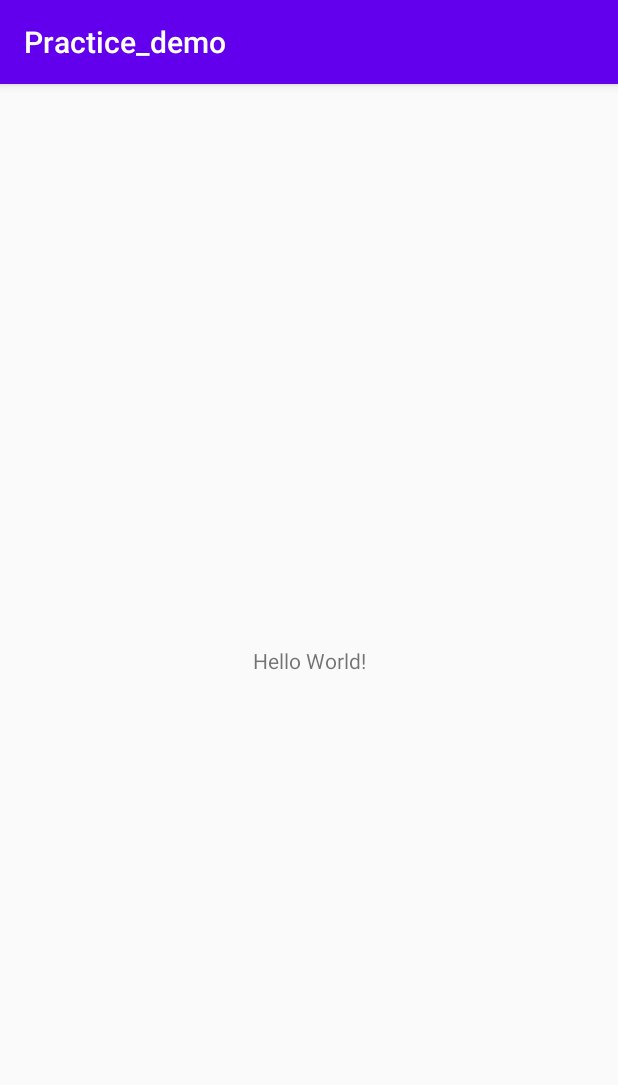
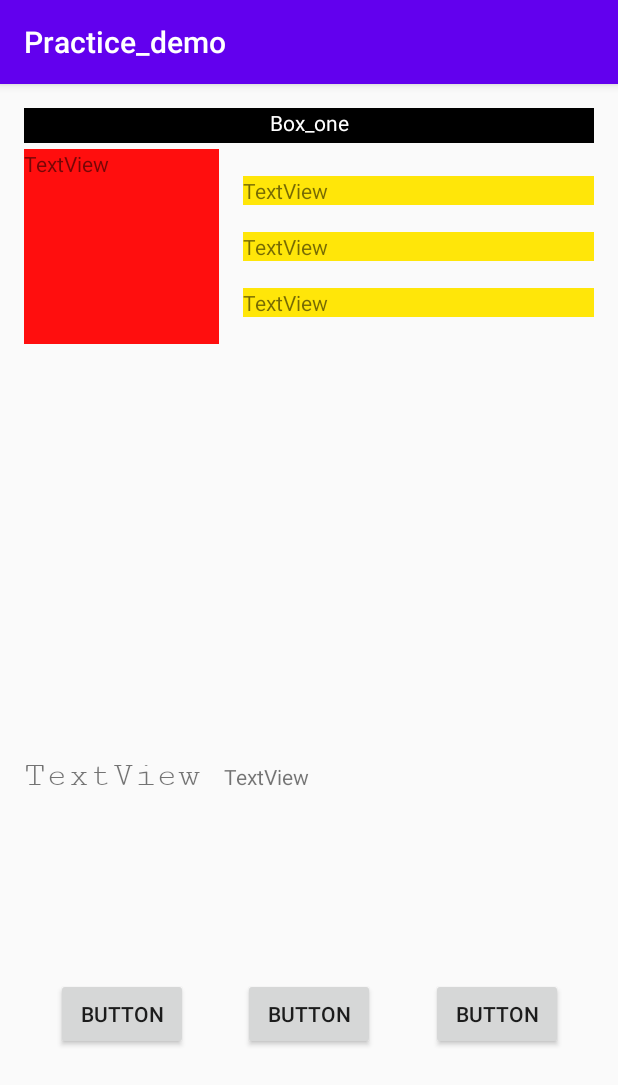
Before and after one commit to Mr-SvaRoq/MoV_TeamProject, an Android app: the screen it shows after launch (MainActivity), on a phone screen of 412 x 824 dp. Shown: the top 1085 px of the screen. Run offline under Robolectric (Android 15) with nearby library versions, the phone set to English and light mode, and no system bars.

Commit message:
MoV_lesson2_part2 refactor 21-30 finished without clicklistener

```diff
--- a/app/src/main/res/layout/activity_main.xml
+++ b/app/src/main/res/layout/activity_main.xml
@@ -10,14 +10,127 @@
 
     <TextView
         android:id="@+id/result_text"
+        android:layout_width="0dp"
+        android:layout_height="23dp"
+        android:layout_marginStart="16dp"
+        android:layout_marginTop="16dp"
+        android:layout_marginEnd="16dp"
+        android:background="#000000"
+        android:text="@string/box_one"
+        android:textAlignment="center"
+        android:textColor="#FFFFFF"
+        app:layout_constraintEnd_toEndOf="parent"
+        app:layout_constraintHorizontal_bias="1.0"
+        app:layout_constraintStart_toStartOf="parent"
+        app:layout_constraintTop_toTopOf="parent" />
+
+    <TextView
+        android:id="@+id/textView"
+        android:layout_width="130dp"
+        android:layout_height="130dp"
+        android:layout_marginStart="16dp"
+        android:layout_marginTop="4dp"
+        android:background="#FF0E0E"
+        android:text="TextView"
+        app:layout_constraintStart_toStartOf="parent"
+        app:layout_constraintTop_toBottomOf="@+id/result_text" />
+
+    <TextView
+        android:id="@+id/textView2"
+        android:layout_width="0dp"
+        android:layout_height="wrap_content"
+        android:layout_marginStart="16dp"
+        android:layout_marginEnd="16dp"
+        android:background="#FFE609"
+        android:text="TextView"
+        app:layout_constraintBottom_toTopOf="@+id/textView3"
+        app:layout_constraintEnd_toEndOf="parent"
+        app:layout_constraintStart_toEndOf="@+id/textView"
+        app:layout_constraintTop_toTopOf="@+id/textView" />
+
+    <TextView
+        android:id="@+id/textView3"
+        android:layout_width="0dp"
+        android:layout_height="wrap_content"
+        android:layout_marginStart="16dp"
+        android:layout_marginEnd="16dp"
+        android:background="#FFE609"
+        android:text="TextView"
+        app:layout_constraintBottom_toTopOf="@+id/textView4"
+        app:layout_constraintEnd_toEndOf="parent"
+        app:layout_constraintStart_toEndOf="@+id/textView"
+        app:layout_constraintTop_toBottomOf="@+id/textView2" />
+
+    <TextView
+        android:id="@+id/textView4"
+        android:layout_width="0dp"
+        android:layout_height="wrap_content"
+        android:layout_marginStart="16dp"
+        android:layout_marginEnd="16dp"
+        android:background="#FFE609"
+        android:text="TextView"
+        app:layout_constraintBottom_toBottomOf="@+id/textView"
+        app:layout_constraintEnd_toEndOf="parent"
+        app:layout_constraintStart_toEndOf="@+id/textView"
+        app:layout_constraintTop_toBottomOf="@+id/textView3" />
+
+    <TextView
+        android:id="@+id/textView5"
+        android:layout_width="0dp"
+        android:layout_height="wrap_content"
+        android:layout_marginStart="16dp"
+        android:fontFamily="serif-monospace"
+        android:text="TextView"
+        android:textSize="24sp"
+        app:layout_constraintBaseline_toBaselineOf="@+id/textView6"
+        app:layout_constraintStart_toStartOf="parent" />
+
+    <TextView
+        android:id="@+id/textView6"
+        android:layout_width="0dp"
+        android:layout_height="wrap_content"
+        android:layout_marginStart="16dp"
+        android:layout_marginEnd="16dp"
+        android:text="TextView"
+        app:layout_constraintBottom_toBottomOf="parent"
+        app:layout_constraintEnd_toEndOf="parent"
+        app:layout_constraintStart_toEndOf="@+id/textView5"
+        app:layout_constraintTop_toBottomOf="@+id/textView4" />
+
+    <Button
+        android:id="@+id/button"
         android:layout_width="wrap_content"
         android:layout_height="wrap_content"
-        android:text="Hello World!"
+        android:layout_marginStart="16dp"
+        android:text="Button"
+        app:layout_constraintBaseline_toBaselineOf="@+id/button2"
+        app:layout_constraintEnd_toStartOf="@+id/button2"
+        app:layout_constraintHorizontal_bias="0.5"
+        app:layout_constraintStart_toStartOf="parent" />
+
+    <Button
+        android:id="@+id/button2"
+        android:layout_width="wrap_content"
+        android:layout_height="wrap_content"
+        android:layout_marginStart="16dp"
+        android:layout_marginEnd="16dp"
+        android:text="Button"
         app:layout_constraintBottom_toBottomOf="parent"
+        app:layout_constraintEnd_toStartOf="@+id/button3"
+        app:layout_constraintHorizontal_bias="0.5"
+        app:layout_constraintStart_toEndOf="@+id/button"
+        app:layout_constraintTop_toBottomOf="@+id/textView6" />
+
+    <Button
+        android:id="@+id/button3"
+        android:layout_width="wrap_content"
+        android:layout_height="wrap_content"
+        android:layout_marginEnd="16dp"
+        android:text="Button"
+        app:layout_constraintBaseline_toBaselineOf="@+id/button2"
         app:layout_constraintEnd_toEndOf="parent"
         app:layout_constraintHorizontal_bias="0.5"
-        app:layout_constraintStart_toStartOf="parent"
-        app:layout_constraintTop_toTopOf="parent" />
+        app:layout_constraintStart_toEndOf="@+id/button2" />
 
     <!--    <ImageView-->
     <!--        android:id="@+id/id_diceImage"-->
--- a/app/src/main/res/values/strings.xml
+++ b/app/src/main/res/values/strings.xml
@@ -1,4 +1,5 @@
 <resources>
     <string name="app_name">Practice_demo</string>
     <string name="roll">Roll</string>
+    <string name="box_one">Box_one</string>
 </resources>
```
